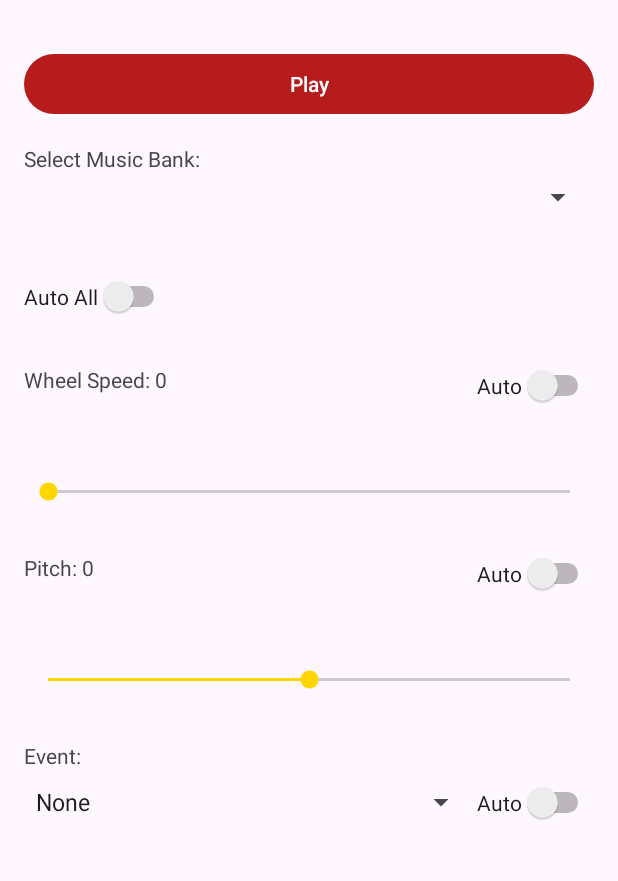
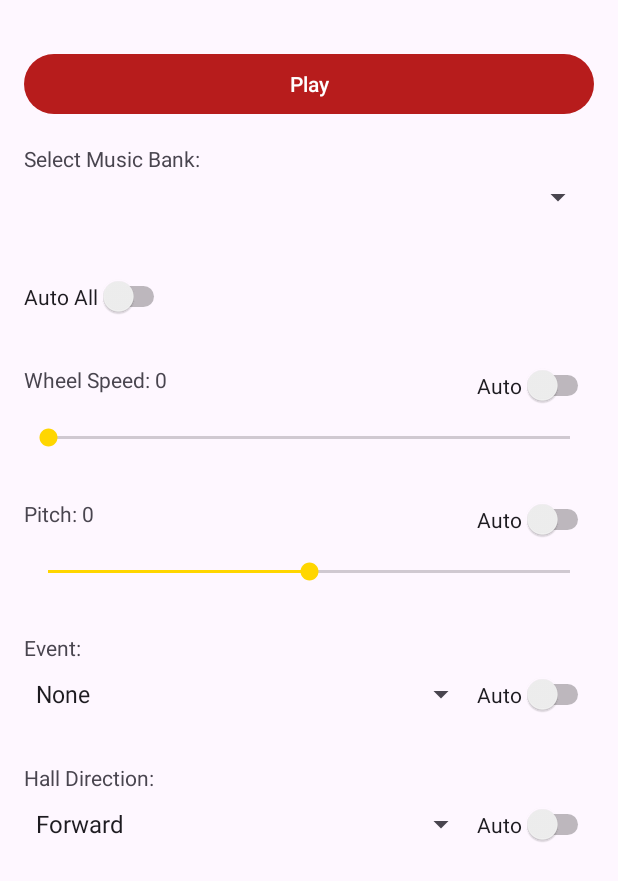
Before and after one commit to m-h-pham/music-bike, an Android app: the fragment MusicFragment shown on its own in the app's theme, on a phone screen of 412 x 824 dp. Shown: the top 881 px of the screen. Run offline under Robolectric (Android 15) with nearby library versions, the light colour scheme and no system bars; network calls fail.

Commit message:
Added Hall Effect Direction to UI and FMOD (See Google Drive for starter FMOD project that is formatted correctly)

```diff
--- a/MusicBike/app/src/main/java/com/app/musicbike/ui/fragments/MusicFragment.kt
+++ b/MusicBike/app/src/main/java/com/app/musicbike/ui/fragments/MusicFragment.kt
@@ -27,6 +27,7 @@ class MusicFragment : Fragment() {
     private var isWheelSpeedAuto = false
     private var isPitchAuto = false
     private var isEventAuto = false
+    private var isHallDirectionAuto = false
 
     private var bleService: BleService? = null
 
@@ -34,6 +35,7 @@ class MusicFragment : Fragment() {
     private var speedObserver: Observer<Float>? = null
     private var pitchObserver: Observer<Float>? = null
     private var eventObserver: Observer<String>? = null
+    private var hallDirectionObserver: Observer<Int>? = null
 
     private fun isBleConnected(): Boolean {
         val mainActivity = activity as? MainActivity
@@ -73,16 +75,12 @@ class MusicFragment : Fragment() {
             binding.toggleButton.text = if (isPaused) "Play" else "Pause"
         }
 
-        // =========================
-        // Bank File Selection Setup
-        // =========================
+        // Bank Selector
         val bankSpinner = binding.bankSelector
         val allBanks = requireContext().assets.list("")?.filter {
             it.endsWith(".bank") && !it.endsWith("strings.bank")
         } ?: emptyList()
-
         val bankNames = allBanks.map { it.removeSuffix(".bank") }
-
         val bankAdapter = ArrayAdapter(requireContext(), android.R.layout.simple_spinner_item, bankNames)
         bankAdapter.setDropDownViewResource(android.R.layout.simple_spinner_dropdown_item)
         bankSpinner.adapter = bankAdapter
@@ -100,10 +98,8 @@ class MusicFragment : Fragment() {
             override fun onNothingSelected(parent: AdapterView<*>?) {}
         }
 
-        // ==============================
         // Wheel Speed
-        // ==============================
-        setupSeekBar(binding.wheelSpeedSeekBar, binding.wheelSpeedLabel, "Wheel Speed", 100, 0, 0) {
+        setupSeekBar(binding.wheelSpeedSeekBar, binding.wheelSpeedLabel, "Wheel Speed", 25, 0, 0) {
             mainActivity?.setFMODParameter("Wheel Speed", it)
         }
 
@@ -138,9 +134,9 @@ class MusicFragment : Fragment() {
 
         // Event
         val events = arrayOf("None", "Jump", "Drop")
-        val adapter = ArrayAdapter(requireContext(), android.R.layout.simple_spinner_item, events)
-        adapter.setDropDownViewResource(android.R.layout.simple_spinner_dropdown_item)
-        binding.eventSpinner.adapter = adapter
+        val eventAdapter = ArrayAdapter(requireContext(), android.R.layout.simple_spinner_item, events)
+        eventAdapter.setDropDownViewResource(android.R.layout.simple_spinner_dropdown_item)
+        binding.eventSpinner.adapter = eventAdapter
 
         binding.eventSpinner.onItemSelectedListener = object : AdapterView.OnItemSelectedListener {
             override fun onItemSelected(parent: AdapterView<*>, view: View?, position: Int, id: Long) {
@@ -170,6 +166,39 @@ class MusicFragment : Fragment() {
             if (isChecked) observeEvent() else removeEventObserver()
         }
 
+        // Hall Direction
+        val hallDirectionOptions = arrayOf("Forward", "Reverse")
+        val hallAdapter = ArrayAdapter(requireContext(), android.R.layout.simple_spinner_item, hallDirectionOptions)
+        hallAdapter.setDropDownViewResource(android.R.layout.simple_spinner_dropdown_item)
+        binding.hallDirectionSpinner.adapter = hallAdapter
+
+        // Default to Forward
+        binding.hallDirectionSpinner.setSelection(0)
+        mainActivity?.setFMODParameter("Hall Direction", 1f)
+
+        binding.hallDirectionSpinner.onItemSelectedListener = object : AdapterView.OnItemSelectedListener {
+            override fun onItemSelected(parent: AdapterView<*>, view: View?, position: Int, id: Long) {
+                if (!isHallDirectionAuto) {
+                    val value = if (position == 0) 1f else 0f
+                    mainActivity?.setFMODParameter("Hall Direction", value)
+                }
+            }
+
+            override fun onNothingSelected(parent: AdapterView<*>?) {}
+        }
+
+        binding.hallDirectionModeSwitch.setOnCheckedChangeListener { buttonView, isChecked ->
+            if (isChecked && !isBleConnected()) {
+                buttonView.isChecked = false
+                binding.hallDirectionSpinner.isEnabled = true
+                showToast("BLE not connected. Auto mode cancelled.")
+                return@setOnCheckedChangeListener
+            }
+            isHallDirectionAuto = isChecked
+            binding.hallDirectionSpinner.isEnabled = !isChecked
+            if (isChecked) observeHallDirection() else removeHallDirectionObserver()
+        }
+
         // Auto All
         binding.autoAllSwitch.setOnCheckedChangeListener { _, isChecked ->
             if (isChecked && !isBleConnected()) {
@@ -181,6 +210,7 @@ class MusicFragment : Fragment() {
             binding.wheelSpeedModeSwitch.isChecked = isChecked
             binding.pitchModeSwitch.isChecked = isChecked
             binding.eventModeSwitch.isChecked = isChecked
+            binding.hallDirectionModeSwitch.isChecked = isChecked
         }
     }
 
@@ -212,7 +242,7 @@ class MusicFragment : Fragment() {
         removeWheelSpeedObserver()
         val mainActivity = activity as? MainActivity
         speedObserver = Observer {
-            val clamped = it.coerceIn(0f, 100f)
+            val clamped = it.coerceIn(0f, 25f)
             binding.wheelSpeedSeekBar.progress = clamped.toInt()
             binding.wheelSpeedLabel.text = "Wheel Speed: ${clamped.toInt()}"
             mainActivity?.setFMODParameter("Wheel Speed", clamped)
@@ -264,6 +294,23 @@ class MusicFragment : Fragment() {
         eventObserver = null
     }
 
+    private fun observeHallDirection() {
+        val source = bleService ?: return
+        removeHallDirectionObserver()
+        val mainActivity = activity as? MainActivity
+        hallDirectionObserver = Observer {
+            val index = if (it == 1) 0 else 1
+            binding.hallDirectionSpinner.setSelection(index)
+            mainActivity?.setFMODParameter("Hall Direction", it.toFloat())
+        }
+        source.hallDirection.observe(viewLifecycleOwner, hallDirectionObserver!!)
+    }
+
+    private fun removeHallDirectionObserver() {
+        hallDirectionObserver?.let { bleService?.hallDirection?.removeObserver(it) }
+        hallDirectionObserver = null
+    }
+
     private fun showToast(msg: String) {
         Toast.makeText(requireContext(), msg, Toast.LENGTH_SHORT).show()
     }
@@ -274,6 +321,7 @@ class MusicFragment : Fragment() {
         removeWheelSpeedObserver()
         removePitchObserver()
         removeEventObserver()
+        removeHallDirectionObserver()
         handler.removeCallbacksAndMessages(null)
     }
 
@@ -282,5 +330,4 @@ class MusicFragment : Fragment() {
         override fun onStartTrackingTouch(seekBar: SeekBar?) {}
         override fun onStopTrackingTouch(seekBar: SeekBar?) {}
     }
-
 }
--- a/MusicBike/app/src/main/res/layout/fragment_music.xml
+++ b/MusicBike/app/src/main/res/layout/fragment_music.xml
@@ -77,17 +77,18 @@
         app:layout_constraintTop_toTopOf="@id/wheelSpeedLabel"
         app:layout_constraintEnd_toEndOf="parent" />
 
+    <!-- PITCH -->
     <SeekBar
         android:id="@+id/wheelSpeedSeekBar"
         android:layout_width="0dp"
         android:layout_height="wrap_content"
-        android:layout_marginTop="56dp"
+        android:layout_marginTop="20dp"
         android:max="100"
-        app:layout_constraintTop_toBottomOf="@id/wheelSpeedLabel"
+        app:layout_constraintEnd_toEndOf="parent"
+        app:layout_constraintHorizontal_bias="1.0"
         app:layout_constraintStart_toStartOf="parent"
-        app:layout_constraintEnd_toEndOf="parent" />
+        app:layout_constraintTop_toBottomOf="@id/wheelSpeedLabel" />
 
-    <!-- PITCH -->
     <TextView
         android:id="@+id/pitchLabel"
         android:layout_width="wrap_content"
@@ -116,17 +117,19 @@
         app:layout_constraintTop_toTopOf="@id/pitchLabel"
         app:layout_constraintEnd_toEndOf="parent" />
 
+    <!-- EVENT -->
+
     <SeekBar
         android:id="@+id/pitchSeekBar"
         android:layout_width="0dp"
         android:layout_height="wrap_content"
-        android:layout_marginTop="56dp"
+        android:layout_marginTop="20dp"
         android:max="90"
-        app:layout_constraintTop_toBottomOf="@id/pitchLabel"
+        app:layout_constraintEnd_toEndOf="parent"
+        app:layout_constraintHorizontal_bias="1.0"
         app:layout_constraintStart_toStartOf="parent"
-        app:layout_constraintEnd_toEndOf="parent" />
+        app:layout_constraintTop_toBottomOf="@id/pitchLabel" />
 
-    <!-- EVENT -->
     <TextView
         android:id="@+id/eventLabel"
         android:layout_width="wrap_content"
@@ -168,5 +171,47 @@
             android:layout_height="wrap_content"
             android:text="Auto" />
     </LinearLayout>
+    <TextView
+        android:id="@+id/hallDirectionLabel"
+        android:layout_width="wrap_content"
+        android:layout_height="wrap_content"
+        android:text="Hall Direction:"
+        android:layout_marginTop="32dp"
+        app:layout_constraintTop_toBottomOf="@id/eventRow"
+        app:layout_constraintStart_toStartOf="parent" />
+
+    <LinearLayout
+        android:id="@+id/hallDirectionRow"
+        android:layout_width="match_parent"
+        android:layout_height="wrap_content"
+        android:orientation="horizontal"
+        android:gravity="center_vertical"
+        android:layout_marginTop="8dp"
+        app:layout_constraintTop_toBottomOf="@id/hallDirectionLabel"
+        app:layout_constraintStart_toStartOf="parent"
+        app:layout_constraintEnd_toEndOf="parent">
+
+        <Spinner
+            android:id="@+id/hallDirectionSpinner"
+            android:layout_width="0dp"
+            android:layout_height="wrap_content"
+            android:layout_weight="1" />
+
+        <ImageView
+            android:id="@+id/hallDirectionStatusIcon"
+            android:layout_width="24dp"
+            android:layout_height="24dp"
+            android:src="@drawable/ic_status_off"
+            android:layout_marginEnd="8dp"
+            android:contentDescription="Hall Direction Status"
+            android:visibility="gone" />
+
+        <Switch
+            android:id="@+id/hallDirectionModeSwitch"
+            android:layout_width="wrap_content"
+            android:layout_height="wrap_content"
+            android:text="Auto" />
+    </LinearLayout>
+
 
 </androidx.constraintlayout.widget.ConstraintLayout>
```
Also changed, not shown: 8 other files.
